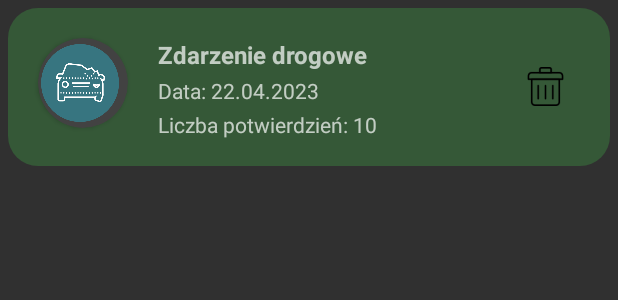
After one commit to przemek196/TrafficEventsApp, an Android app: the layout rv_item.xml on its own in the app's theme, with its tools: preview values and no code run, on a phone screen of 412 x 824 dp. The commit adds this screen. Shown: the top 300 px of the screen. Run offline under Robolectric (Android 15) with nearby library versions, the phone set to English and light mode, and no system bars.

Commit message:
Add markers history

```diff
--- /dev/null
+++ b/app/src/main/java/com/example/trafficeventsapp/OnItemClickListener.java
@@ -0,0 +1,6 @@
+package com.example.trafficeventsapp;
+
+public interface OnItemClickListener {
+    void onItemClick(int position);
+    void onDeleteClick(int position);
+}
--- /dev/null
+++ b/app/src/main/res/layout/rv_item.xml
@@ -0,0 +1,81 @@
+<?xml version="1.0" encoding="utf-8"?>
+<RelativeLayout xmlns:android="http://schemas.android.com/apk/res/android"
+    android:layout_width="match_parent"
+    android:layout_height="wrap_content"
+    xmlns:app="http://schemas.android.com/apk/res-auto"
+    android:layout_margin="5dp"
+    >
+
+
+    <RelativeLayout
+        android:layout_width="match_parent"
+        android:layout_height="105dp"
+        android:background="@drawable/button_background">
+
+        <androidx.cardview.widget.CardView
+            android:id="@+id/cv_im_view"
+            android:layout_width="60dp"
+            android:layout_height="60dp"
+            android:layout_marginLeft="20dp"
+            android:layout_marginTop="20dp"
+            app:cardCornerRadius="60dp">
+
+            <ImageView
+                android:id="@+id/im_view_hist"
+                android:layout_width="match_parent"
+                android:layout_height="match_parent"
+                android:scaleType="centerCrop"
+                android:src="@drawable/car_cc_ic"></ImageView>
+
+        </androidx.cardview.widget.CardView>
+
+        <TextView
+            android:id="@+id/rv_tv_event_name"
+            android:layout_width="wrap_content"
+            android:layout_height="wrap_content"
+            android:layout_marginLeft="20dp"
+            android:layout_marginTop="20dp"
+            android:layout_toRightOf="@id/cv_im_view"
+            android:text="Zdarzenie drogowe"
+            android:textSize="16sp"
+            android:textStyle="bold"></TextView>
+
+        <TextView
+            android:id="@+id/rv_tv_date"
+            android:layout_width="wrap_content"
+            android:layout_height="wrap_content"
+            android:layout_below="@id/rv_tv_event_name"
+            android:layout_marginLeft="20dp"
+            android:layout_marginTop="3dp"
+            android:layout_toRightOf="@id/cv_im_view"
+            android:text="Data: 22.04.2023"
+            android:textSize="14sp"></TextView>
+
+        <TextView
+            android:id="@+id/rv_tv_count_conf"
+            android:layout_width="wrap_content"
+            android:layout_height="wrap_content"
+            android:layout_below="@id/rv_tv_date"
+            android:layout_marginLeft="20dp"
+            android:layout_marginTop="3dp"
+            android:layout_toRightOf="@id/cv_im_view"
+            android:text="Liczba potwierdzień: 10"
+            android:textSize="14sp"></TextView>
+
+
+        <ImageView
+            android:id="@+id/delete_item"
+            android:layout_width="26dp"
+            android:layout_height="26dp"
+            android:layout_alignParentEnd="true"
+            android:layout_centerVertical="true"
+            android:layout_marginEnd="30dp"
+            android:src="@drawable/ic_trash"
+         ></ImageView>
+
+
+
+    </RelativeLayout>
+
+
+</RelativeLayout>
--- a/app/src/main/res/menu/popup_menu.xml
+++ b/app/src/main/res/menu/popup_menu.xml
@@ -1,6 +1,10 @@
 <menu xmlns:android="http://schemas.android.com/apk/res/android">
     <item
+        android:id="@+id/incident_history"
+        android:title="@string/incident_history" />
+    <item
         android:id="@+id/menu_item_show_traffic"
+        android:title="@string/show_traffic" />
         />
     <item
         android:id="@+id/menu_item_logout"
--- a/app/src/main/res/values/strings.xml
+++ b/app/src/main/res/values/strings.xml
@@ -42,5 +42,5 @@
     <string name="waitforloc">Ustalam lokalizację</string>
     <string name="otherevent">Nie można dodać znacznika. W pobliżu znajduje się już inne zdarzenie</string>
     <string name="updateevent">Potwierdzono zgłoszenie użytkownika</string>
-
+    <string name="incident_history">Historia incydentów</string>
 </resources>
```
Also changed, not shown: app/src/main/AndroidManifest.xml (+14 -6 lines), app/src/main/java/com/example/trafficeventsapp/DatabaseClass.java (+12 -6 lines), app/src/main/java/com/example/trafficeventsapp/EventAdapter.java (added, +106 -0 lines), app/src/main/java/com/example/trafficeventsapp/EventModel.java (added, +81 -0 lines), app/src/main/java/com/example/trafficeventsapp/HistoryActivity.java (added, +153 -0 lines), app/src/main/java/com/example/trafficeventsapp/MapActivity.java (+75 -22 lines), app/src/main/res/layout/activity_history.xml (added, +25 -0 lines), app/src/main/res/drawable-v24/ic_trash.png (added).
